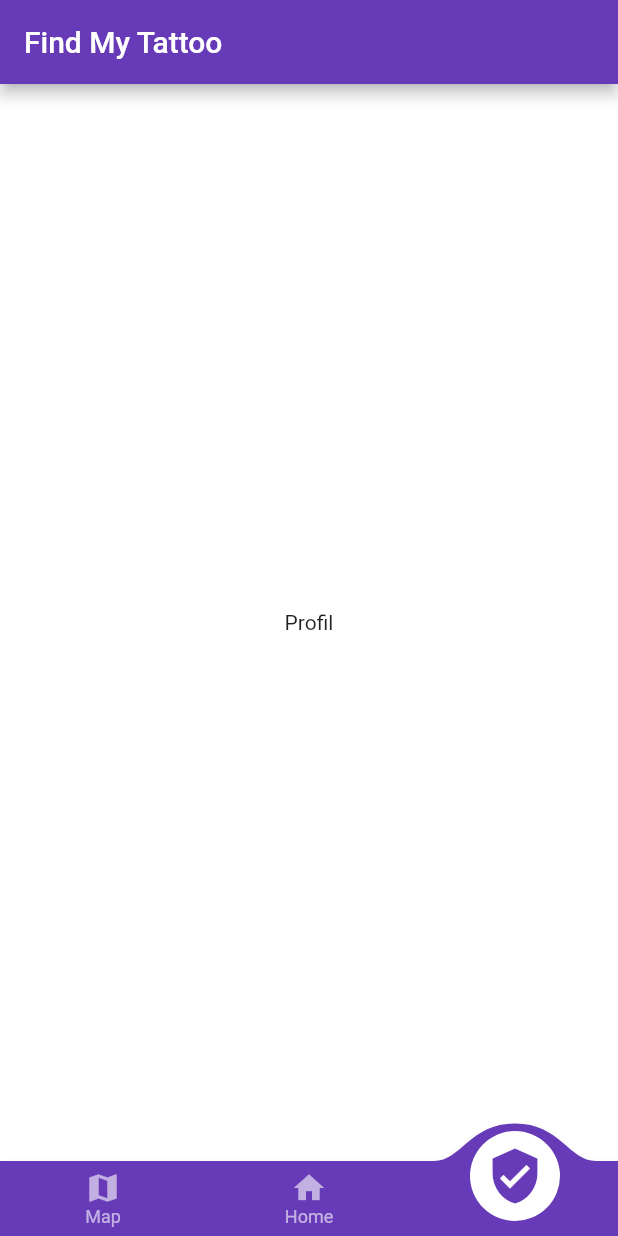
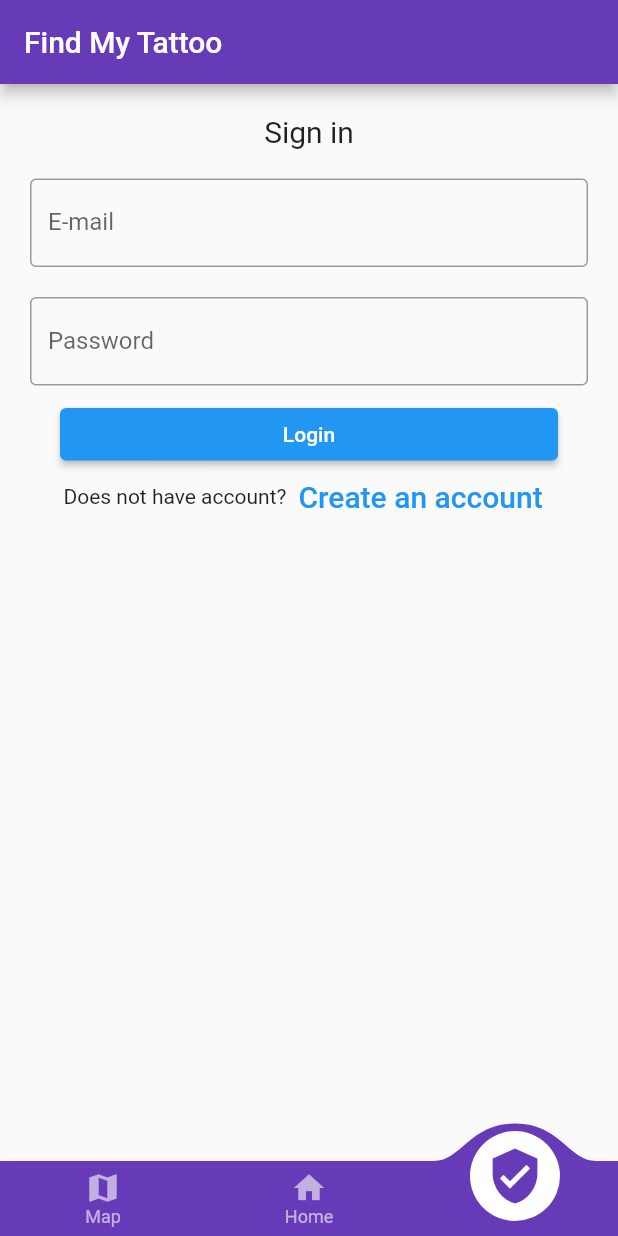
Before and after one commit to WoodY674/IdeaInker_App_CodingFactory, a Flutter app: the screen it shows after launch, item 3 of the bottom bar chosen, on a phone screen of 412 x 824 dp. Run offline on Flutter 3.47's test engine with Material 2 defaults, Android fonts, the phone set to English and light mode, and no system bars; drawn by our look-alikes of convex_bottom_bar; network calls fail.

Commit message:
Login (email & mdp) print

```diff
--- a/lib/profil.dart
+++ b/lib/profil.dart
@@ -8,13 +8,71 @@ class Profil extends StatefulWidget {
 }
 
 class _Profil extends State<Profil> {
+  TextEditingController nameController = TextEditingController();
+  TextEditingController passwordController = TextEditingController();
+
   @override
   Widget build(BuildContext context) {
-    return const Scaffold(
-        backgroundColor: Colors.white,
-        body: Center(
-          child: Text("Profil"),
-        )
+    return Padding(
+      padding: const EdgeInsets.all(10),
+      child: ListView(
+        children: <Widget>[
+          Container(
+              alignment: Alignment.center,
+              padding: const EdgeInsets.all(10),
+              child: const Text(
+                'Sign in',
+                style: TextStyle(fontSize: 20),
+              )),
+          Container(
+            padding: const EdgeInsets.all(10),
+            child: TextField(
+              controller: nameController,
+              decoration: const InputDecoration(
+                border: OutlineInputBorder(),
+                labelText: 'E-mail',
+              ),
+            ),
+          ),
+          Container(
+            padding: const EdgeInsets.fromLTRB(10, 10, 10, 0),
+            child: TextField(
+              obscureText: true,
+              controller: passwordController,
+              decoration: const InputDecoration(
+                border: OutlineInputBorder(),
+                labelText: 'Password',
+              ),
+            ),
+          ),
+          Container(
+              height: 50,
+              padding: const EdgeInsets.fromLTRB(30, 15, 30, 0),
+              child: ElevatedButton(
+                child: const Text('Login'),
+                onPressed: () {
+                  print(nameController.text);
+                  print(passwordController.text);
+                },
+              )
+          ),
+          Row(
+            children: <Widget>[
+              const Text('Does not have account?'),
+              TextButton(
+                child: const Text(
+                  'Create an account',
+                  style: TextStyle(fontSize: 20),
+                ),
+                onPressed: () {
+                  print("Coucou va créer ton compte");
+                },
+              )
+            ],
+            mainAxisAlignment: MainAxisAlignment.center,
+          ),
+        ],
+      ),
     );
   }
 }
```
